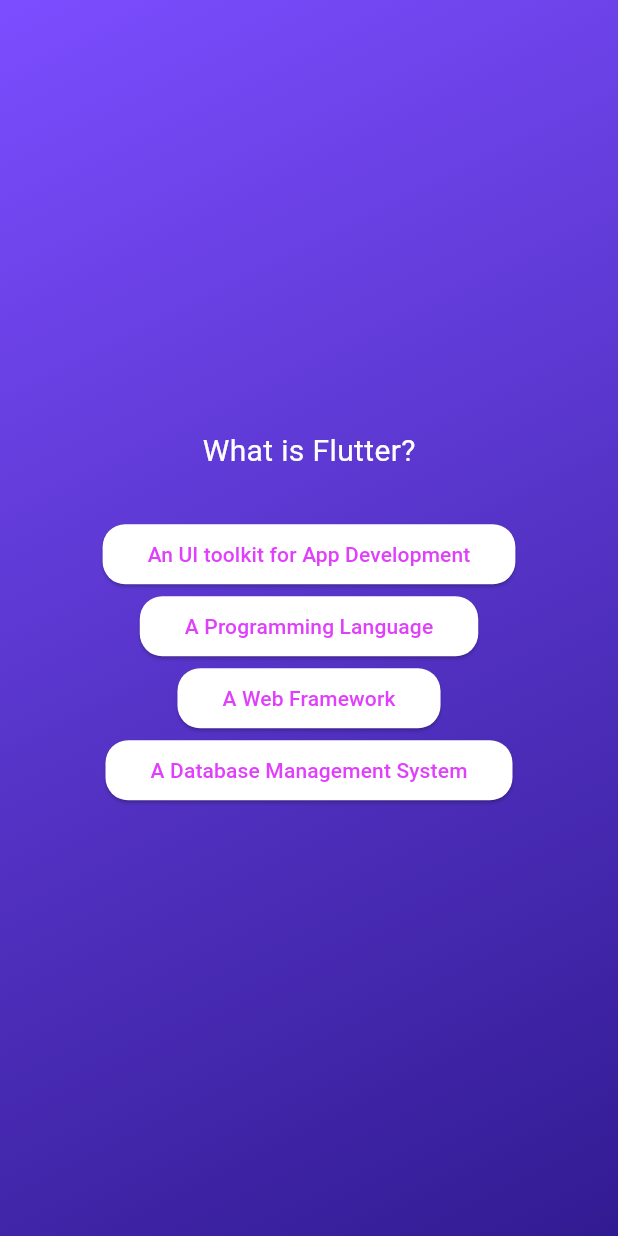
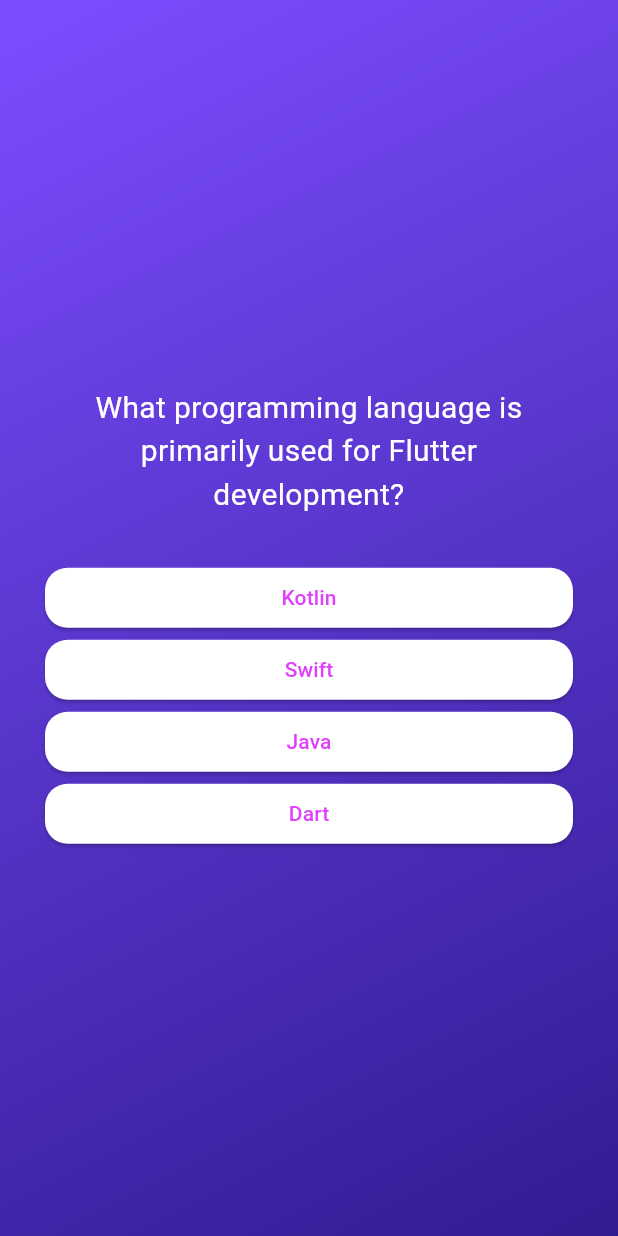
Before and after one commit to riazulrocky/Quiz-App, a Flutter app: the questions screen opened directly, after a tap on "A Programming Language", on a phone screen of 412 x 824 dp. Run offline on Flutter 3.47's test engine with Material 3 defaults, Android fonts, the phone set to English and light mode, and no system bars.

Commit message:
quiz app ui clickable

```diff
--- a/lib/data/questions_data.dart
+++ b/lib/data/questions_data.dart
@@ -8,11 +8,59 @@ var question = [
     "A Web Framework",
     "A Database Management System"
   ]),
-  QuizQuestion("What is Flutter?", [
-    "An UI toolkit for App Development",
-    "A Programming Language",
-    "A Web Framework",
-    "A Database Management System"
+  QuizQuestion("What programming language is primarily used for Flutter development?", [
+    "Dart",
+    "Kotlin",
+    "Java",
+    "Swift"
+  ]),
+  QuizQuestion("Which command is used to create a new Flutter project?", [
+    "flutter create",
+    "flutter init",
+    "flutter new",
+    "flutter start project"
+  ]),
+  QuizQuestion("What does the hot reload feature do in Flutter?", [
+    "Rebuilds the app without losing the app's current state",
+    "Restarts the app completely",
+    "Only refreshes the UI",
+    "Clears all data in the app"
+  ]),
+  QuizQuestion("What is the default main entry point of a Flutter app?", [
+    "runApp()",
+    "start()",
+    "launchApp()",
+    "initApp()"
+  ]),
+  QuizQuestion("What is Flutter primarily used for?", [
+    "Building cross-platform mobile apps",
+    "Designing databases",
+    "Writing backend code",
+    "Creating websites"
+  ]),
+  QuizQuestion("Which company developed Flutter?", [
+    "Google",
+    "Meta",
+    "Apple",
+    "Microsoft"
+  ]),
+  QuizQuestion("What is a widget in Flutter?", [
+    "A building block for the user interface",
+    "A tool for debugging",
+    "A database model",
+    "A programming language"
+  ]),
+  QuizQuestion("Which of the following is a core principle of Flutter?", [
+    "Everything is a widget",
+    "Everything is a method",
+    "Everything is a state",
+    "Everything is a function"
+  ]),
+  QuizQuestion("What does the Center widget do?", [
+    "Places a widget at the center of the screen",
+    "Adds padding to a widget",
+    "Makes a widget full screen",
+    "Arranges widgets vertically"
   ]),
 
 
--- a/lib/main.dart
+++ b/lib/main.dart
@@ -13,11 +13,26 @@ class MyApp extends StatelessWidget {
   Widget build(BuildContext context) {
     return MaterialApp(
       debugShowCheckedModeBanner: false,
-      theme: ThemeData(
-        colorScheme: ColorScheme.fromSeed(seedColor: Colors.deepPurple),
-        useMaterial3: true,
-      ),
-      home: const intro(),
-    );
+      home: Scaffold(
+
+        body: Container(
+
+        width: double.infinity,
+
+        decoration: BoxDecoration(
+            gradient: LinearGradient(colors: [
+              Colors.deepPurpleAccent.shade200,
+              Colors.deepPurple.shade900
+            ],
+
+                begin: Alignment.topLeft,
+                end: Alignment.bottomRight,
+
+            ),
+        ),
+
+          child: const intro(),
+
+    )));
   }
 }
--- a/lib/models/quiz_questions.dart
+++ b/lib/models/quiz_questions.dart
@@ -5,6 +5,10 @@ class QuizQuestion{
   final String text;
   final List<String> answers;
 
-
+  List<String> getShuffledAnswers(){
+    final shuffledList = List.of(answers);
+    shuffledList.shuffle();
+    return shuffledList;
+  }
 
 }
--- a/lib/questions.dart
+++ b/lib/questions.dart
@@ -10,10 +10,20 @@ class questions extends StatefulWidget {
 }
 
 class _questionsState extends State<questions> {
+
+  var currentQuestionIndex = 0;
+  void answerQuestion(){
+
+    setState(() {
+      currentQuestionIndex++;
+    });
+
+  }
+
   @override
   Widget build(BuildContext context) {
 
-    final currentQuestion = question[0];
+    final currentQuestion = question[currentQuestionIndex];
 
     return Scaffold(
 
@@ -32,21 +42,23 @@ class _questionsState extends State<questions> {
 
               ),
             ),
-
+            child: Container(
+              margin: EdgeInsets.all(30),
               child: Column(
                 mainAxisAlignment: MainAxisAlignment.center,
+                crossAxisAlignment: CrossAxisAlignment.stretch,
                 children: [
-
-                Text(currentQuestion.text, style: TextStyle(color: Colors.white, fontSize: 20),),
+                  Text(
+                    currentQuestion.text,
+                    style: TextStyle(color: Colors.white, fontSize: 20),
+                    textAlign: TextAlign.center,
+                  ),
                   SizedBox(height: 30),
-
-
-                ...currentQuestion.answers.map((answer){
-                  return AnswerButton(answerText: answer, ontap: (){});
+                  ...currentQuestion.getShuffledAnswers().map((answer) {
+                    return AnswerButton(answerText: answer, ontap: answerQuestion);
                   })
-
-
                 ],
+              ),
             )
         ));
   }
```
Lines whose indentation alone changed are shown as unchanged.
